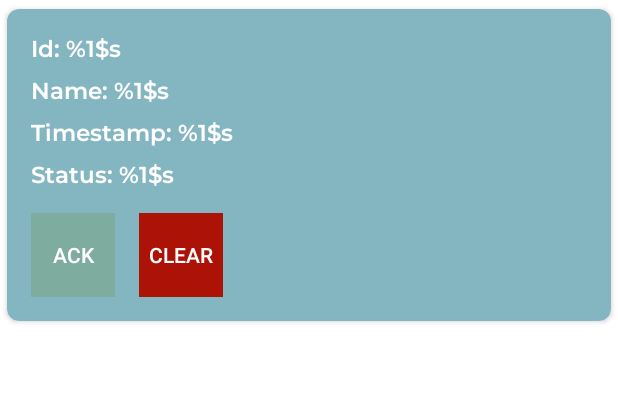
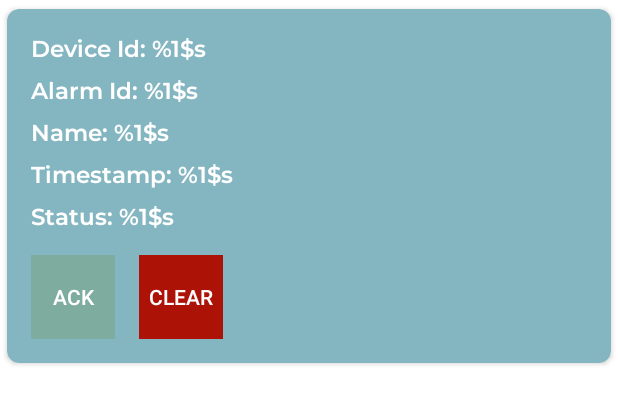
Before and after one commit to mdulibic/StabilityGuard, an Android app: the layout item_alarm.xml on its own in the app's theme, with its tools: preview values and no code run, on a phone screen of 412 x 824 dp. Shown: the top 404 px of the screen. Run offline under Robolectric (Android 15) with nearby library versions, the phone set to English and light mode, and no system bars.

Commit message:
add parsing device id

```diff
--- a/app/src/main/java/com/example/stabilityGuard/model/Alarm.kt
+++ b/app/src/main/java/com/example/stabilityGuard/model/Alarm.kt
@@ -2,9 +2,10 @@ package com.example.stabilityGuard.model
 
 data class Alarm(
     val id: String,
+    val deviceId: String,
     val name: String,
     val timestamp: String,
-    val status: AlarmStatus
+    val status: AlarmStatus,
 )
 
 enum class AlarmStatus {
--- a/app/src/main/java/com/example/stabilityGuard/model/AlarmsResponse.kt
+++ b/app/src/main/java/com/example/stabilityGuard/model/AlarmsResponse.kt
@@ -23,7 +23,7 @@ data class AlarmResponse(
     @Json(name = "endTs") val endTs: Long,
     @Json(name = "ackTs") val ackTs: Long,
     @Json(name = "clearTs") val clearTs: Long,
-    @Json(name = "details") val details: Map<String, Any>,
+    @Json(name = "details") val details: Map<String, Any>?,
     @Json(name = "propagate") val propagate: Boolean,
     @Json(name = "propagateToOwner") val propagateToOwner: Boolean,
     @Json(name = "propagateToTenant") val propagateToTenant: Boolean,
--- a/app/src/main/java/com/example/stabilityGuard/utils/AlarmAdapter.kt
+++ b/app/src/main/java/com/example/stabilityGuard/utils/AlarmAdapter.kt
@@ -36,6 +36,7 @@ class AlarmAdapter(
             this.id = alarm.id
             binding.apply {
                 this.tvId.text = binding.root.context.resources.getString(R.string.id_1_s, alarm.id)
+                this.tvDeviceId.text = binding.root.context.resources.getString(R.string.device_id_1_s, alarm.deviceId)
                 this.tvName.text =
                     binding.root.context.resources.getString(R.string.name_1_s, alarm.name)
                 this.tvTimestamp.text = binding.root.context.resources.getString(
--- a/app/src/main/java/com/example/stabilityGuard/viewModel/HomeViewModel.kt
+++ b/app/src/main/java/com/example/stabilityGuard/viewModel/HomeViewModel.kt
@@ -93,6 +93,7 @@ class HomeViewModel @Inject constructor(
     fun AlarmResponse.toAlarm(): Alarm {
         return Alarm(
             id = this.id.id,
+            deviceId = this.originator.id,
             name = this.name,
             timestamp = this.createdTime.toTimestamp(),
             status = this.status.toAlarmStatus(),
--- a/app/src/main/res/layout/item_alarm.xml
+++ b/app/src/main/res/layout/item_alarm.xml
@@ -13,16 +13,29 @@
         android:padding="16dp">
 
         <TextView
+            android:id="@+id/tv_device_id"
+            android:layout_width="0dp"
+            android:layout_height="wrap_content"
+            android:fontFamily="@font/montserrat_semibold"
+            android:text="@string/device_id_1_s"
+            android:textColor="@color/white"
+            android:textSize="15sp"
+            app:layout_constraintEnd_toEndOf="parent"
+            app:layout_constraintStart_toStartOf="parent"
+            app:layout_constraintTop_toTopOf="parent" />
+
+        <TextView
             android:id="@+id/tv_id"
             android:layout_width="0dp"
             android:layout_height="wrap_content"
+            android:layout_marginTop="8dp"
             android:fontFamily="@font/montserrat_semibold"
             android:text="@string/id_1_s"
             android:textColor="@color/white"
             android:textSize="15sp"
             app:layout_constraintEnd_toEndOf="parent"
             app:layout_constraintStart_toStartOf="parent"
-            app:layout_constraintTop_toTopOf="parent" />
+            app:layout_constraintTop_toBottomOf="@id/tv_device_id" />
 
         <TextView
             android:id="@+id/tv_name"
@@ -79,8 +92,8 @@
             style="@style/CustomBtn"
             android:layout_width="56dp"
             android:layout_height="56dp"
+            android:layout_marginStart="16dp"
             android:layout_marginTop="16dp"
-            android:layout_marginStart="16dp"
             android:background="@color/red"
             android:text="@string/clear"
             app:layout_constraintStart_toEndOf="@id/btn_acknowledge"
--- a/app/src/main/res/values/strings.xml
+++ b/app/src/main/res/values/strings.xml
@@ -4,7 +4,7 @@
     <string name="username">Username</string>
     <string name="password">Password</string>
     <string name="alarms">Alarms</string>
-    <string name="id_1_s">Id: %1$s</string>
+    <string name="id_1_s">Alarm Id: %1$s</string>
     <string name="name_1_s">Name: %1$s</string>
     <string name="timestamp_1_s">Timestamp: %1$s</string>
     <string name="status_1_s">Status: %1$s</string>
@@ -12,4 +12,5 @@
     <string name="clear">Clear</string>
     <string name="surveillance">Surveillance</string>
     <string name="dashboard">Dashboard</string>
+    <string name="device_id_1_s">Device Id: %1$s</string>
 </resources>
```
